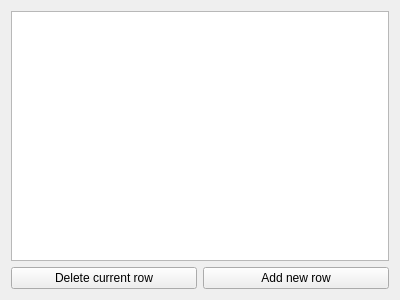
First picture: the form in faculties.ui, repository Cenadar/facultyarchive, before the edit.
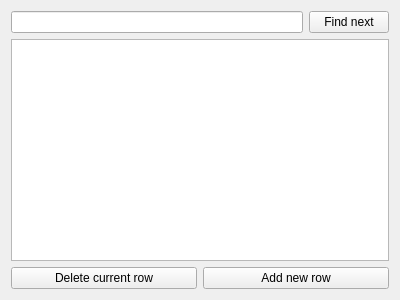
Second picture: the form after the edit.

Commit message: Added "Statistics" section. Added "Find" button for all tables.

The edit to the form file:
```diff
--- a/faculties.ui
+++ b/faculties.ui
@@ -13,15 +13,31 @@
   <property name="windowTitle">
    <string>Form</string>
   </property>
-  <layout class="QHBoxLayout" name="horizontalLayout_2">
-   <item>
     <layout class="QVBoxLayout" name="verticalLayout">
-     <item>
-      <widget class="QTableView" name="tableView"/>
-     </item>
      <item>
       <layout class="QHBoxLayout" name="horizontalLayout">
        <item>
+      <widget class="QLineEdit" name="lineEditSearch">
+       <property name="text">
+        <string/>
+       </property>
+      </widget>
+     </item>
+     <item>
+      <widget class="QPushButton" name="pushButtonSearch">
+       <property name="text">
+        <string>Find next</string>
+       </property>
+      </widget>
+     </item>
+    </layout>
+   </item>
+   <item>
+    <widget class="QTableView" name="tableView"/>
+   </item>
+   <item>
+    <layout class="QHBoxLayout" name="horizontalLayout_2">
+     <item>
         <widget class="QPushButton" name="delButton">
          <property name="text">
           <string>Delete current row</string>
@@ -34,8 +50,6 @@
           <string>Add new row</string>
          </property>
         </widget>
-       </item>
-      </layout>
      </item>
     </layout>
    </item>
```
Lines whose indentation alone changed are shown as unchanged. The commit also changes 23 other files.
